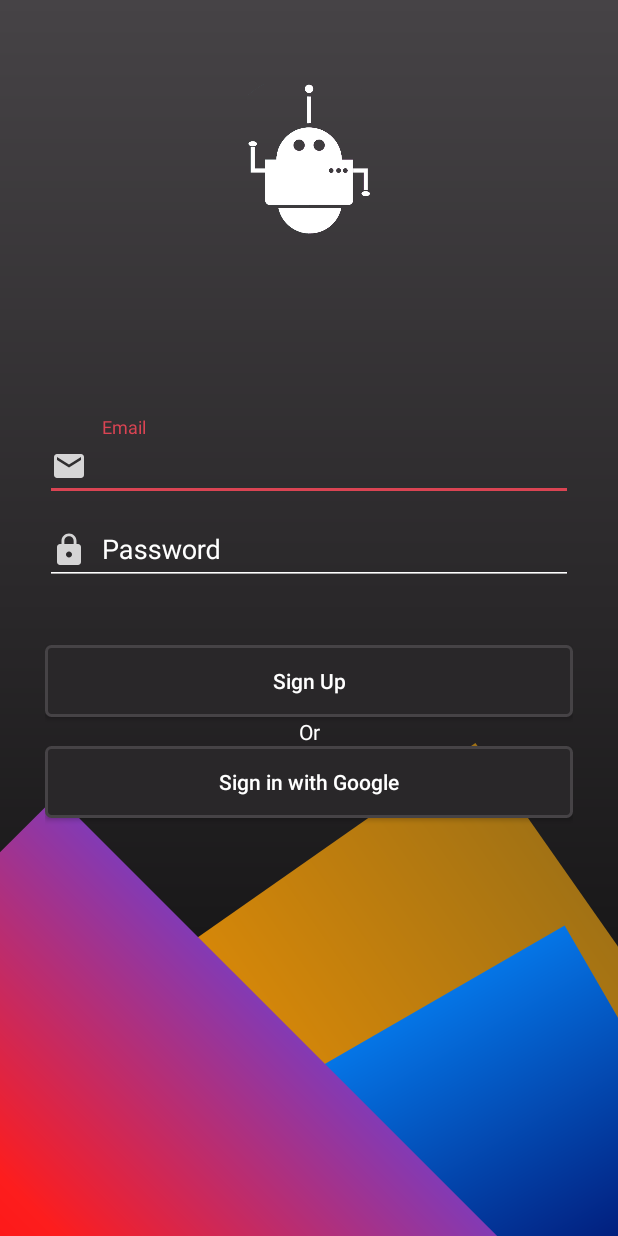
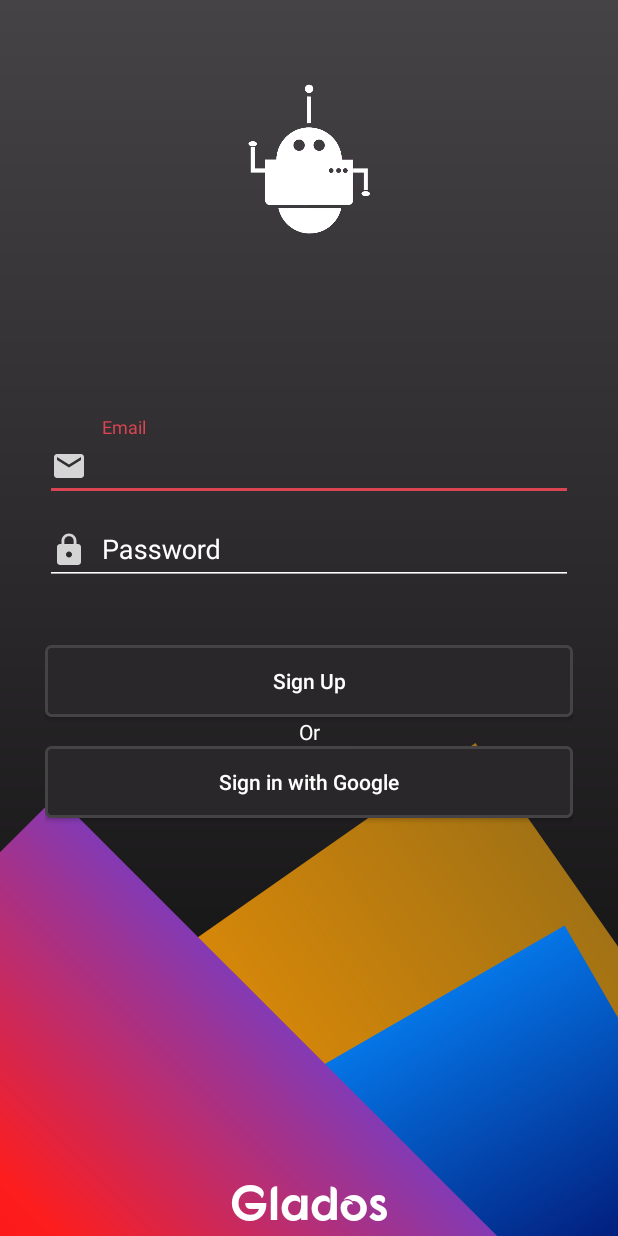
Before and after one commit to DanielAlonsoTM/Glados-App, an Android app: the screen it shows after launch (LoginActivity), on a phone screen of 412 x 824 dp. Run offline under Robolectric (Android 15) with nearby library versions, the phone set to English and light mode, and no system bars.

Commit message:
Splash Activity is added

```diff
--- /dev/null
+++ b/app/src/main/java/com/samuraitech/gladosapp/ui/splash/SplashActivity.kt
@@ -0,0 +1,26 @@
+package com.samuraitech.gladosapp.ui.splash
+
+import android.content.Intent
+import androidx.appcompat.app.AppCompatActivity
+import android.os.Bundle
+import android.os.Handler
+import com.samuraitech.gladosapp.R
+import com.samuraitech.gladosapp.ui.login.LoginActivity
+import com.samuraitech.gladosapp.utils.GraphicsUtilities.makeTransparentActionBar
+
+class SplashActivity : AppCompatActivity() {
+
+    private val splashTimeOut: Long = 2000 // 2 sec
+
+    override fun onCreate(savedInstanceState: Bundle?) {
+        super.onCreate(savedInstanceState)
+        setContentView(R.layout.activity_splash)
+
+//        makeTransparentActionBar(window, supportActionBar)
+
+        Handler().postDelayed({
+            startActivity(Intent(this, LoginActivity::class.java))
+            finish()
+        }, splashTimeOut)
+    }
+}
--- a/app/src/main/res/layout/activity_login.xml
+++ b/app/src/main/res/layout/activity_login.xml
@@ -2,7 +2,6 @@
 <androidx.constraintlayout.widget.ConstraintLayout
         xmlns:android="http://schemas.android.com/apk/res/android"
         xmlns:tools="http://schemas.android.com/tools"
-        xmlns:app="http://schemas.android.com/apk/res-auto"
         android:layout_width="match_parent"
         android:layout_height="match_parent"
         android:background="@drawable/bottom_shapes"
@@ -11,7 +10,6 @@
             android:layout_width="wrap_content"
             android:layout_height="wrap_content"
             tools:ignore="MissingConstraints">
-
         <ImageView
                 android:id="@+id/login_icon"
                 android:layout_width="wrap_content"
@@ -84,5 +82,15 @@
                     android:textAllCaps="false"
                     android:background="@drawable/button_shape"/>
         </LinearLayout>
+        <TextView
+                android:layout_width="match_parent"
+                android:layout_height="wrap_content"
+                android:layout_alignParentBottom="true"
+                android:layout_gravity="center"
+                android:gravity="center"
+                android:text="@string/app_name"
+                android:textColor="@color/colorWhite"
+                android:fontFamily="@font/fonarto_regular"
+                android:textSize="32sp"/>
     </RelativeLayout>
 </androidx.constraintlayout.widget.ConstraintLayout>
```
Also changed, not shown: app/src/main/AndroidManifest.xml (+8 -4 lines), app/src/main/res/layout/activity_splash.xml (added, +31 -0 lines).
